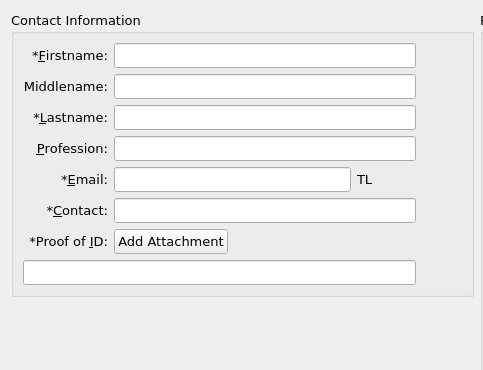
Old version of the form createaccount.ui in the repository juliano60/tpm_desktop; both pictures show x 0 to 483 and y 0 to 370 of the 953 by 566 pixel window.
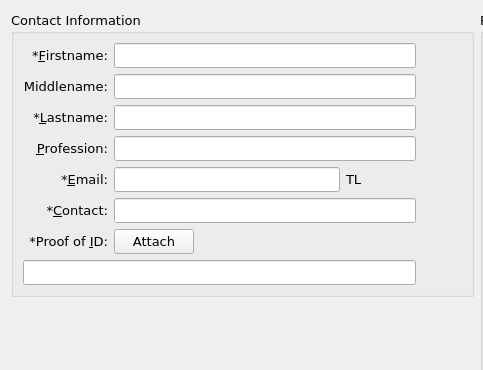
New version of the form.

Patch:
```diff
--- a/createaccount.ui
+++ b/createaccount.ui
@@ -133,7 +133,7 @@
         <item row="6" column="1">
          <widget class="QPushButton" name="btnAttachment">
           <property name="text">
-           <string>Add Attachment</string>
+           <string>Attach</string>
           </property>
          </widget>
         </item>
```
